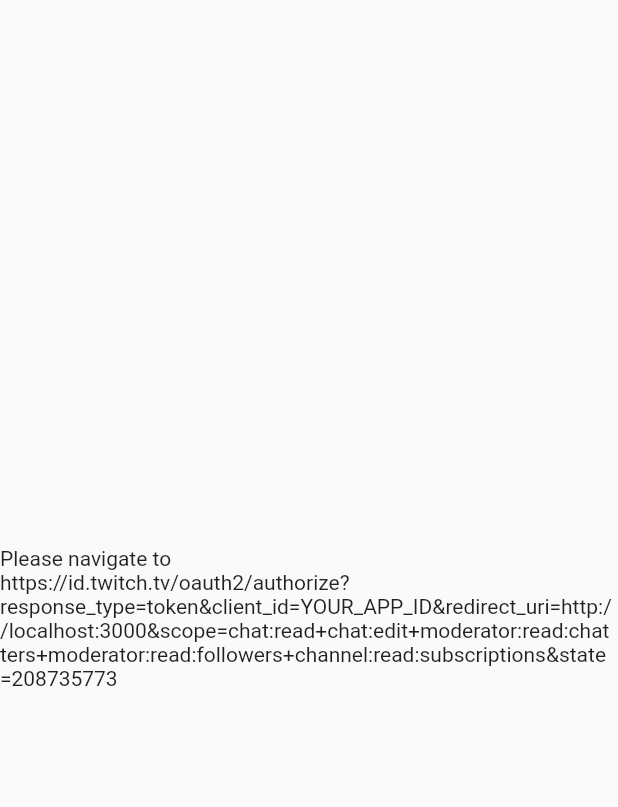
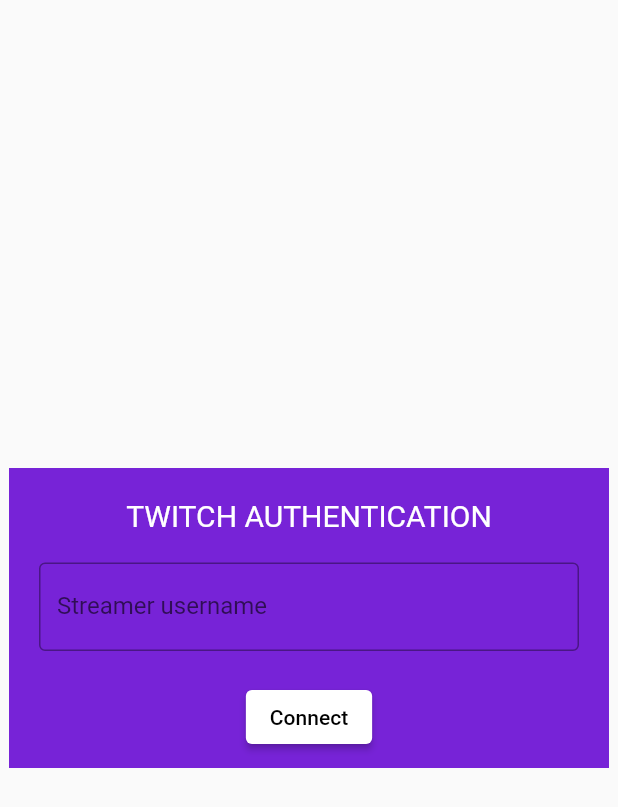
Before and after one commit to pariterre/twitch_manager, a Flutter app: the screen it shows after launch, on a phone screen of 412 x 824 dp. Shown: the top 807 px of the screen. Run offline on Flutter 3.47's test engine with Material 2 defaults, Android fonts, the phone set to English and light mode, and no system bars; our stand-ins replace shared_preferences.

```diff
--- a/example/lib/main.dart
+++ b/example/lib/main.dart
@@ -1,7 +1,6 @@
 import 'package:flutter/material.dart';
 import 'package:twitch_manager/twitch_manager.dart';
 
-import 'twitch_authentication_screen.dart';
 import 'twitch_chat_bot.dart';
 
 void main() async {
@@ -19,8 +18,8 @@ void main() async {
               TwitchScope.readFollowers,
               TwitchScope.readSubscribers,
             ],
-            streamerName: 'YOUR_STREAMER_NAME',
-            moderatorName: 'YOUR_BOT_NAME',
+            withModerator: false,
+            forceNewAuthentication: true,
           ),
       TwitchChatBot.route: (ctx) => const TwitchChatBot(),
     },
--- a/example/lib/twitch_authentication_screen.dart
+++ /dev/null
@@ -1,102 +0,0 @@
-import 'dart:convert';
-import 'dart:io';
-
-import 'package:flutter/material.dart';
-import 'package:twitch_manager/twitch_manager.dart';
-
-class TwitchAuthenticationScreen extends StatefulWidget {
-  const TwitchAuthenticationScreen({
-    super.key,
-    required this.nextRoute,
-    required this.appId,
-    required this.scope,
-    required this.streamerName,
-    required this.moderatorName,
-  });
-  static const route = '/authentication';
-  final String nextRoute;
-
-  final String appId;
-  final List<TwitchScope> scope;
-  final String streamerName;
-  final String moderatorName;
-
-  @override
-  State<TwitchAuthenticationScreen> createState() =>
-      _TwitchAuthenticationScreenState();
-}
-
-class _TwitchAuthenticationScreenState
-    extends State<TwitchAuthenticationScreen> {
-  String? _textToShow;
-  TwitchManager? _manager;
-
-  @override
-  void initState() {
-    super.initState();
-    _connectToTwitch();
-  }
-
-  Future<void> _connectToTwitch() async {
-    final navigator = Navigator.of(context);
-
-    // Twitch app informations
-    const oauthJsonPath = 'oauth.json';
-    String? oauthKey = await File(oauthJsonPath).exists()
-        ? jsonDecode(File(oauthJsonPath).readAsStringSync())['oauthKey']
-        : null;
-
-    final authentication = TwitchAuthentication(
-      oauthKey: oauthKey,
-      appId: widget.appId,
-      scope: widget.scope,
-      streamerName: widget.streamerName,
-      moderatorName: widget.moderatorName,
-    );
-
-    _manager = await TwitchManager.factory(
-        authentication: authentication,
-        onAuthenticationRequest: _manageRequestUserToBrowse,
-        onAuthenticationSuccess: (address) async =>
-            _saveOauthKey(address, oauthJsonPath),
-        onInvalidToken: _manageInvalidToken);
-    navigator.pushReplacementNamed(widget.nextRoute, arguments: _manager);
-  }
-
-  Future<void> _manageRequestUserToBrowse(String address) async {
-    _textToShow = 'Please navigate to\n$address';
-    setState(() {});
-  }
-
-  Future<void> _manageInvalidToken() async {
-    _textToShow = 'Invalid token, please renew the OAUTH authentication';
-  }
-
-  @override
-  Widget build(BuildContext context) {
-    late Widget widgetToShow;
-    if (_textToShow == null) {
-      widgetToShow = Column(
-        mainAxisAlignment: MainAxisAlignment.center,
-        children: const [
-          Center(child: Text('Please wait while we are logging you')),
-          Padding(
-            padding: EdgeInsets.all(8),
-            child: CircularProgressIndicator(),
-          )
-        ],
-      );
-    } else {
-      widgetToShow = Center(child: SelectableText(_textToShow!));
-    }
-
-    return Scaffold(
-      body: widgetToShow,
-    );
-  }
-}
-
-Future<void> _saveOauthKey(String oauthKey, String oauthJsonPath) async {
-  final file = File(oauthJsonPath);
-  await file.writeAsString(json.encode({'oauthKey': oauthKey}));
-}
--- a/lib/twitch_api.dart
+++ b/lib/twitch_api.dart
@@ -27,9 +27,10 @@ class TwitchApi {
     // Create a temporary TwitchApi with [streamerId] and [botId] empty so we
     // can fetch them
     final api = TwitchApi._(authenticator, -1, -1);
-    final streamerId = (await api.fetchStreamerId(authenticator.streamerName))!;
+    final streamerId =
+        (await api.fetchStreamerId(authenticator.streamerUsername))!;
     final moderatorId =
-        (await api.fetchStreamerId(authenticator.moderatorName))!;
+        (await api.fetchStreamerId(authenticator.moderatorUsername))!;
 
     return TwitchApi._(authenticator, streamerId, moderatorId);
   }
--- a/lib/twitch_authentication.dart
+++ b/lib/twitch_authentication.dart
@@ -1,6 +1,6 @@
 import 'dart:async';
+import 'dart:convert';
 import 'dart:developer' as devel;
-import 'dart:convert';
 import 'dart:io';
 import 'dart:math';
 
@@ -94,25 +94,40 @@ class TwitchAuthentication {
   ///
   /// [oauthKey] is the OAUTH key. If none is provided, the process to generate
   /// one is launched.
-  /// [streamerName] is the name of the channel to connect
+  /// [streamerUsername] is the name of the channel to connect
   /// [moderatorName] is the name of the current logged in moderator. If it is
-  /// left empty [streamerName] is used.
+  /// left empty [streamerUsername] is used.
   /// [scope] is the required scope of the current app. Comes into play if
   /// generate OAUTH is launched.
   ///
-  TwitchAuthentication({
-    this.oauthKey,
+  TwitchAuthentication._({
+    required this.oauthKey,
     required this.appId,
     required this.scope,
-    required this.streamerName,
+    required this.streamerUsername,
     String? moderatorName,
-  }) : moderatorName = moderatorName ?? streamerName;
+  }) : moderatorUsername = moderatorName ?? streamerUsername;
+
+  static Future<TwitchAuthentication> factory({
+    required String appId,
+    required List<TwitchScope> scope,
+    required String? oauthKey,
+    required String streamerName,
+    String? moderatorName,
+  }) async {
+    return TwitchAuthentication._(
+        oauthKey: oauthKey,
+        appId: appId,
+        scope: scope,
+        streamerUsername: streamerName,
+        moderatorName: moderatorName);
+  }
 
   String? oauthKey;
   final String appId;
   final List<TwitchScope> scope;
-  final String streamerName;
-  final String moderatorName;
+  final String streamerUsername;
+  final String moderatorUsername;
 
   /// Provide a callback to react if at any point the token is found invalid.
   /// This is mandatory when connect is called
@@ -125,7 +140,10 @@ class TwitchAuthentication {
   ///
   Future<bool> connect({
     required Future<void> Function(String address) requestUserToBrowse,
-    required Future<void> Function() onInvalidToken,
+    Future<void> Function()? onInvalidToken,
+    required Future<void> Function(
+            String oauth, String streamerUsername, String moderatorUsername)
+        onSuccess,
     bool retry = true,
   }) async {
     _onInvalidTokenCallback = onInvalidToken;
@@ -137,6 +155,8 @@ class TwitchAuthentication {
 
     final success = await _validateToken();
     if (success) {
+      onSuccess(oauthKey!, streamerUsername, moderatorUsername);
+
       // If everything goes as planned, set a validation every hours and exit
       Timer.periodic(const Duration(hours: 1), (timer) => _validateToken());
       return true;
@@ -148,6 +168,7 @@ class TwitchAuthentication {
       return connect(
         requestUserToBrowse: requestUserToBrowse,
         onInvalidToken: onInvalidToken,
+        onSuccess: onSuccess,
         retry: false,
       );
     }
--- /dev/null
+++ b/lib/twitch_authentication_screen.dart
@@ -0,0 +1,245 @@
+import 'package:flutter/material.dart';
+import 'package:shared_preferences/shared_preferences.dart';
+import 'package:twitch_manager/twitch_manager.dart';
+import 'package:url_launcher/url_launcher.dart';
+
+enum _ConnexionStatus {
+  waitToEstablishConnexion,
+  waitForTwitchValidation,
+  connected,
+}
+
+class TwitchAuthenticationScreen extends StatefulWidget {
+  const TwitchAuthenticationScreen({
+    super.key,
+    required this.nextRoute,
+    required this.appId,
+    required this.scope,
+    required this.withModerator,
+    this.forceNewAuthentication = false,
+  });
+  static const route = '/twitch-authentication';
+  final String nextRoute;
+
+  final String appId;
+  final List<TwitchScope> scope;
+  final bool withModerator;
+  final bool forceNewAuthentication;
+
+  @override
+  State<TwitchAuthenticationScreen> createState() =>
+      _TwitchAuthenticationScreenState();
+}
+
+class _TwitchAuthenticationScreenState
+    extends State<TwitchAuthenticationScreen> {
+  _ConnexionStatus _status = _ConnexionStatus.waitToEstablishConnexion;
+  late Future<bool> isLoading;
+  String _textToShow = '';
+  TwitchManager? _manager;
+  final _formKey = GlobalKey<FormState>();
+
+  String? oauthKey;
+  String? streamerUsername;
+  String? moderatorUsername;
+
+  @override
+  void initState() {
+    super.initState();
+
+    isLoading = _getAuthenticationFromSharedPreferences();
+  }
+
+  Future<bool> _getAuthenticationFromSharedPreferences() async {
+    if (widget.forceNewAuthentication) return true;
+
+    final SharedPreferences prefs = await SharedPreferences.getInstance();
+    oauthKey = prefs.getString('oauth_key');
+    streamerUsername = prefs.getString('streamer_username');
+    moderatorUsername = prefs.getString('moderator_username');
+
+    if (oauthKey != null &&
+        oauthKey!.isNotEmpty &&
+        streamerUsername != null &&
+        streamerUsername!.isNotEmpty &&
+        moderatorUsername != null &&
+        moderatorUsername!.isNotEmpty) {
+      _connectToTwitch();
+    }
+    return true;
+  }
+
+  Future<void> _connectToTwitch({bool skipFormValidation = false}) async {
+    if (!skipFormValidation && !_formKey.currentState!.validate()) return;
+
+    final navigator = Navigator.of(context);
+    if (!mounted) return;
+    setState(() {
+      _status = _ConnexionStatus.waitForTwitchValidation;
+    });
+
+    // Twitch app informations
+    final authentication = await TwitchAuthentication.factory(
+      appId: widget.appId,
+      scope: widget.scope,
+      oauthKey: oauthKey,
+      streamerName: streamerUsername!,
+      moderatorName: moderatorUsername,
+    );
+
+    _manager = await TwitchManager.factory(
+      authentication: authentication,
+      onAuthenticationRequest: _manageRequestUserToBrowse,
+      onInvalidToken: _manageInvalidToken,
+      onSuccess: _saveAuthentication,
+    );
+
+    if (!mounted) return;
+
+    setState(() {
+      _status = _ConnexionStatus.connected;
+    });
+
+    navigator.pushReplacementNamed(widget.nextRoute, arguments: _manager);
+  }
+
+  Future<void> _manageRequestUserToBrowse(String address) async {
+    await launchUrl(
+      Uri.parse(address),
+      mode: LaunchMode.externalApplication,
+    );
+    _textToShow = 'Please navigate to\n$address';
+    setState(() {});
+  }
+
+  Future<void> _manageInvalidToken() async {
+    final SharedPreferences prefs = await SharedPreferences.getInstance();
+    prefs.remove('oauth_key');
+
+    _textToShow = 'Invalid token, please renew the OAUTH authentication';
+  }
+
+  Future<void> _saveAuthentication(
+      String oauth, String streamerUsername, String moderatorUsername) async {
+    final SharedPreferences prefs = await SharedPreferences.getInstance();
+    prefs.setString('oauth_key', oauth);
+    prefs.setString('streamer_username', streamerUsername);
+    prefs.setString('moderator_username', moderatorUsername);
+  }
+
+  Widget _buildWaitWhileLogging() {
+    return Column(
+      mainAxisAlignment: MainAxisAlignment.center,
+      children: const [
+        Center(
+            child: Text(
+          'Please wait while we are logging you',
+          style: TextStyle(color: Colors.white),
+        )),
+        Padding(
+          padding: EdgeInsets.all(8),
+          child: CircularProgressIndicator(color: Colors.amber),
+        ),
+      ],
+    );
+  }
+
+  Widget _buildNavigateTo() {
+    return Center(child: SelectableText(_textToShow));
+  }
+
+  Widget _buildLogginForms() {
+    return Column(
+      children: [
+        TextFormField(
+          onChanged: (newName) => streamerUsername = newName,
+          decoration: const InputDecoration(
+            border: OutlineInputBorder(),
+            labelText: 'Streamer username',
+          ),
+          validator: (value) =>
+              value == null || value.isEmpty ? 'Please write a username' : null,
+        ),
+        const SizedBox(height: 8),
+        if (widget.withModerator)
+          TextFormField(
+            onChanged: (newName) => moderatorUsername = newName,
+            decoration: const InputDecoration(
+              border: OutlineInputBorder(),
+              labelText: 'Moderator username',
+            ),
+            validator: (value) => value == null || value.isEmpty
+                ? 'Please write a moderator username'
+                : null,
+          ),
+      ],
+    );
+  }
+
+  @override
+  Widget build(BuildContext context) {
+    return FutureBuilder(
+        future: isLoading,
+        builder: (context, snapshot) {
+          return Form(
+            key: _formKey,
+            child: Scaffold(
+                body: Center(
+              child: Container(
+                  color: const Color.fromARGB(255, 119, 35, 215),
+                  width: 400,
+                  child: Column(
+                    mainAxisSize: MainAxisSize.min,
+                    children: [
+                      const Padding(
+                        padding: EdgeInsets.symmetric(vertical: 20.0),
+                        child: Text(
+                          'TWITCH AUTHENTICATION',
+                          style: TextStyle(fontSize: 20, color: Colors.white),
+                        ),
+                      ),
+                      if (!snapshot.hasData)
+                        const Center(
+                          child: Padding(
+                            padding: EdgeInsets.all(8),
+                            child:
+                                CircularProgressIndicator(color: Colors.amber),
+                          ),
+                        ),
+                      if (snapshot.hasData)
+                        Column(
+                          children: [
+                            if (_status ==
+                                _ConnexionStatus.waitToEstablishConnexion)
+                              Padding(
+                                padding: const EdgeInsets.symmetric(
+                                    horizontal: 20.0),
+                                child: _buildLogginForms(),
+                              ),
+                            if (_status ==
+                                _ConnexionStatus.waitForTwitchValidation)
+                              _buildNavigateTo(),
+                            if (_status == _ConnexionStatus.connected)
+                              _buildWaitWhileLogging(),
+                            Padding(
+                              padding: const EdgeInsets.only(
+                                  top: 12.0, bottom: 10.0),
+                              child: ElevatedButton(
+                                onPressed: _connectToTwitch,
+                                style: ElevatedButton.styleFrom(
+                                    backgroundColor: Colors.white),
+                                child: const Text(
+                                  'Connect',
+                                  style: TextStyle(color: Colors.black),
+                                ),
+                              ),
+                            ),
+                          ],
+                        ),
+                    ],
+                  )),
+            )),
+          );
+        });
+  }
+}
--- a/lib/twitch_irc.dart
+++ b/lib/twitch_irc.dart
@@ -38,7 +38,7 @@ class TwitchIrc {
   /// Send a [message] to the chat of the channel
   ///
   void send(String message) {
-    _send('PRIVMSG #${_authentication.streamerName} :$message');
+    _send('PRIVMSG #${_authentication.streamerUsername} :$message');
   }
 
   ///
@@ -55,14 +55,14 @@ class TwitchIrc {
     isConnected = true;
 
     _send('PASS oauth:${authenticator.oauthKey}');
-    _send('NICK ${_authentication.moderatorName}');
-    _send('JOIN #${_authentication.streamerName}');
+    _send('NICK ${_authentication.moderatorUsername}');
+    _send('JOIN #${_authentication.streamerUsername}');
   }
 
   ///
   /// Disconnect to Twitch IRC
   Future<void> disconnect() async {
-    _send('PART ${_authentication.streamerName}');
+    _send('PART ${_authentication.streamerUsername}');
 
     await _socket.close();
     isConnected = false;
--- a/lib/twitch_manager.dart
+++ b/lib/twitch_manager.dart
@@ -7,6 +7,7 @@ export 'twitch_authentication.dart';
 export 'twitch_irc.dart';
 export 'twitch_manager.dart';
 export 'twitch_scope.dart';
+export 'twitch_authentication_screen.dart';
 
 class TwitchManager {
   late final TwitchIrc? irc;
@@ -28,15 +29,17 @@ class TwitchManager {
   static Future<TwitchManager> factory({
     required TwitchAuthentication authentication,
     required Future<void> Function(String address) onAuthenticationRequest,
-    required Future<void> Function(String key) onAuthenticationSuccess,
-    required Future<void> Function() onInvalidToken,
+    required Future<void> Function(
+            String oauth, String streamerUsername, String moderatorUsername)
+        onSuccess,
+    Future<void> Function()? onInvalidToken,
   }) async {
     final success = await authentication.connect(
-        requestUserToBrowse: onAuthenticationRequest,
-        onInvalidToken: onInvalidToken);
+      requestUserToBrowse: onAuthenticationRequest,
+      onInvalidToken: onInvalidToken,
+      onSuccess: onSuccess,
+    );
     if (!success) throw 'Failed to connect';
-
-    onAuthenticationSuccess(authentication.oauthKey!);
 
     final api = await TwitchApi.factory(authentication);
     final irc = await TwitchIrc.factory(authentication);
--- a/pubspec.yaml
+++ b/pubspec.yaml
@@ -11,6 +11,8 @@ dependencies:
     sdk: flutter
   cupertino_icons: ^1.0.2
   http: ^0.13.5
+  shared_preferences: ^2.1.1
+  url_launcher: ^6.1.11
 
 dev_dependencies:
   flutter_test:
```
Also changed, not shown: 10 other files.
